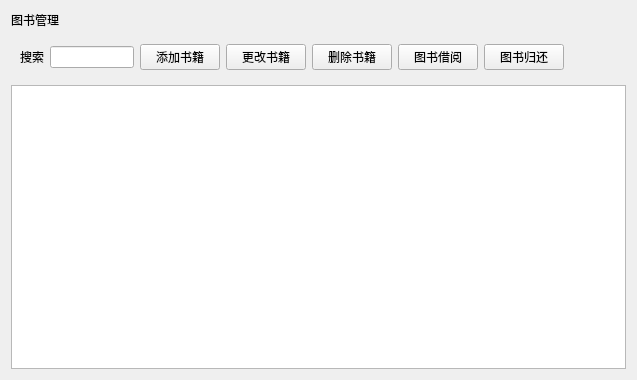
Old version of the form cell/cell_bookmanager.ui in the repository jijijitian/QTBookManagerSystem.
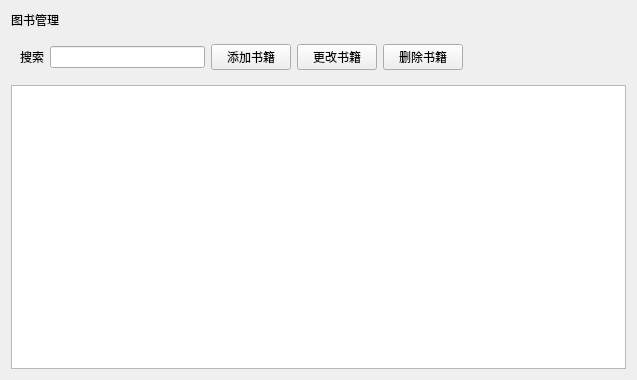
New version of the form.

What changed in the file:
```diff
--- a/cell/cell_bookmanager.ui
+++ b/cell/cell_bookmanager.ui
@@ -85,26 +85,6 @@
        </widget>
       </item>
       <item row="0" column="5">
-       <widget class="QPushButton" name="pushButton_5">
-        <property name="text">
-         <string>图书借阅</string>
-        </property>
-        <property name="name" stdset="0">
-         <string>btn</string>
-        </property>
-       </widget>
-      </item>
-      <item row="0" column="6">
-       <widget class="QPushButton" name="pushButton_4">
-        <property name="text">
-         <string>图书归还</string>
-        </property>
-        <property name="name" stdset="0">
-         <string>btn</string>
-        </property>
-       </widget>
-      </item>
-      <item row="0" column="7">
        <spacer name="horizontalSpacer">
         <property name="orientation">
          <enum>Qt::Horizontal</enum>
```
Left out of the diff: 80 changed lines with no effect on the pictures.
